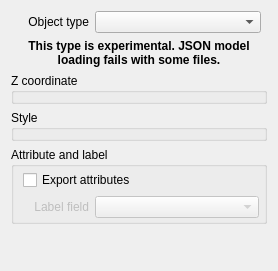
minorua/Qgis2threejs, file ui/vectorproperties.ui: the form before one commit.
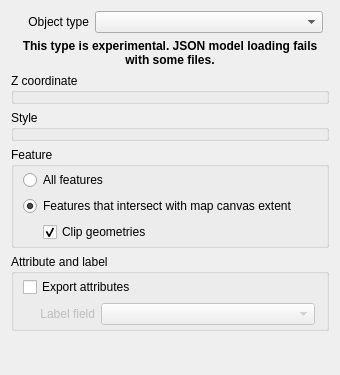
The form after the commit.

Commit message: features to export and clip geometries options

```diff
--- a/ui/vectorproperties.ui
+++ b/ui/vectorproperties.ui
@@ -6,8 +6,8 @@
    <rect>
     <x>0</x>
     <y>0</y>
-    <width>278</width>
-    <height>271</height>
+    <width>340</width>
+    <height>375</height>
    </rect>
   </property>
   <property name="windowTitle">
@@ -81,7 +81,16 @@
       <string>Z coordinate</string>
      </property>
      <layout class="QGridLayout" name="gridLayout_9">
-      <property name="margin">
+      <property name="leftMargin">
+       <number>9</number>
+      </property>
+      <property name="topMargin">
+       <number>3</number>
+      </property>
+      <property name="rightMargin">
+       <number>9</number>
+      </property>
+      <property name="bottomMargin">
        <number>3</number>
       </property>
       <item row="1" column="0">
@@ -108,7 +117,16 @@
       <string>Style</string>
      </property>
      <layout class="QGridLayout" name="gridLayout_8">
-      <property name="margin">
+      <property name="leftMargin">
+       <number>9</number>
+      </property>
+      <property name="topMargin">
+       <number>3</number>
+      </property>
+      <property name="rightMargin">
+       <number>9</number>
+      </property>
+      <property name="bottomMargin">
        <number>3</number>
       </property>
       <item row="0" column="0">
@@ -117,16 +135,103 @@
      </layout>
     </widget>
    </item>
+   <item>
+    <widget class="QGroupBox" name="groupBox_Features">
+     <property name="title">
+      <string>Feature</string>
+     </property>
+     <layout class="QVBoxLayout" name="verticalLayout_3">
+      <property name="leftMargin">
+       <number>9</number>
+      </property>
+      <property name="topMargin">
+       <number>3</number>
+      </property>
+      <property name="rightMargin">
+       <number>9</number>
+      </property>
+      <property name="bottomMargin">
+       <number>3</number>
+      </property>
+      <item>
+       <widget class="QRadioButton" name="radioButton_AllFeatures">
+        <property name="text">
+         <string>All features</string>
+        </property>
+       </widget>
+      </item>
+      <item>
+       <widget class="QRadioButton" name="radioButton_IntersectingFeatures">
+        <property name="text">
+         <string>Features that intersect with map canvas extent</string>
+        </property>
+        <property name="checked">
+         <bool>true</bool>
+        </property>
+       </widget>
+      </item>
+      <item>
+       <layout class="QHBoxLayout" name="horizontalLayout">
+        <item>
+         <spacer name="horizontalSpacer">
+          <property name="orientation">
+           <enum>Qt::Horizontal</enum>
+          </property>
+          <property name="sizeType">
+           <enum>QSizePolicy::Fixed</enum>
+          </property>
+          <property name="sizeHint" stdset="0">
+           <size>
+            <width>20</width>
+            <height>20</height>
+           </size>
+          </property>
+         </spacer>
+        </item>
+        <item>
+         <widget class="QCheckBox" name="checkBox_Clip">
+          <property name="text">
+           <string>Clip geometries</string>
+          </property>
+          <property name="checked">
+           <bool>true</bool>
+          </property>
+         </widget>
+        </item>
+       </layout>
+      </item>
+     </layout>
+    </widget>
+   </item>
    <item>
     <widget class="QGroupBox" name="groupBox_Attrs">
      <property name="title">
       <string>Attribute and label</string>
      </property>
-     <layout class="QGridLayout" name="gridLayout">
-      <property name="margin">
+     <layout class="QVBoxLayout" name="verticalLayout_4">
+      <property name="leftMargin">
+       <number>9</number>
+      </property>
+      <property name="topMargin">
        <number>3</number>
       </property>
-      <item row="5" column="0">
+      <property name="rightMargin">
+       <number>9</number>
+      </property>
+      <property name="bottomMargin">
+       <number>3</number>
+      </property>
+      <item>
+       <widget class="QCheckBox" name="checkBox_ExportAttrs">
+        <property name="text">
+         <string>Export attributes</string>
+        </property>
+        <property name="checked">
+         <bool>false</bool>
+        </property>
+       </widget>
+      </item>
+      <item>
        <layout class="QFormLayout" name="formLayout_Label">
         <property name="leftMargin">
          <number>2</number>
@@ -168,26 +273,9 @@
         </item>
        </layout>
       </item>
-      <item row="6" column="0">
+      <item>
        <layout class="QVBoxLayout" name="verticalLayout_Label"/>
       </item>
-      <item row="0" column="0">
-       <layout class="QVBoxLayout" name="verticalLayout">
-        <property name="leftMargin">
-         <number>6</number>
-        </property>
-        <item>
-         <widget class="QCheckBox" name="checkBox_ExportAttrs">
-          <property name="text">
-           <string>Export attributes</string>
-          </property>
-          <property name="checked">
-           <bool>false</bool>
-          </property>
-         </widget>
-        </item>
-       </layout>
-      </item>
      </layout>
     </widget>
    </item>
```
The commit also changes 5 other files.
